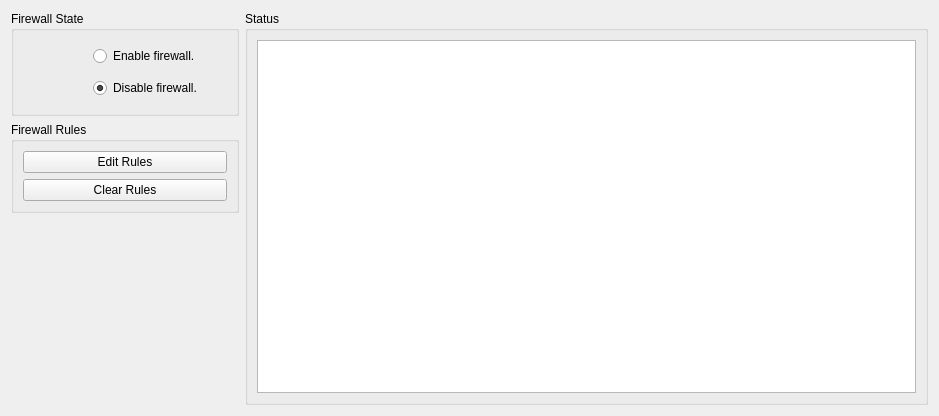
First picture: the form in branches/ahenk/2.0/bahadir.kandemir/ahenk/lider/lider/plugins/plugin_firewall/firewall.ui, repository pars-linux/uludag, before the edit.
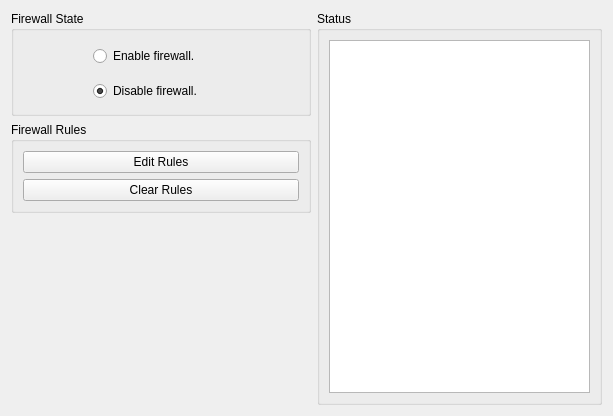
Second picture: the form after the edit. Icons and pictures are not drawn.

Commit message: Fix layout problems in firewall module

```diff
--- a/branches/ahenk/2.0/bahadir.kandemir/ahenk/lider/lider/plugins/plugin_firewall/firewall.ui
+++ b/branches/ahenk/2.0/bahadir.kandemir/ahenk/lider/lider/plugins/plugin_firewall/firewall.ui
@@ -6,7 +6,7 @@
    <rect>
     <x>0</x>
     <y>0</y>
-    <width>939</width>
+    <width>613</width>
     <height>416</height>
    </rect>
   </property>
@@ -28,7 +28,7 @@
      </property>
      <property name="minimumSize">
       <size>
-       <width>200</width>
+       <width>300</width>
        <height>0</height>
       </size>
      </property>
@@ -36,7 +36,7 @@
       <string>Firewall State</string>
      </property>
      <layout class="QGridLayout" name="gridLayout">
-      <item row="0" column="0">
+      <item row="0" column="0" rowspan="2">
        <widget class="QLabel" name="pixmapStatus">
         <property name="minimumSize">
          <size>
@@ -59,15 +59,13 @@
        </widget>
       </item>
       <item row="0" column="1">
-       <layout class="QVBoxLayout" name="verticalLayout">
-        <item>
          <widget class="QRadioButton" name="radioEnable">
           <property name="text">
            <string>Enable firewall.</string>
           </property>
          </widget>
         </item>
-        <item>
+      <item row="1" column="1">
          <widget class="QRadioButton" name="radioDisable">
           <property name="text">
            <string>Disable firewall.</string>
@@ -76,8 +74,6 @@
            <bool>true</bool>
           </property>
          </widget>
-        </item>
-       </layout>
       </item>
      </layout>
     </widget>
```
Lines whose indentation alone changed are shown as unchanged.
